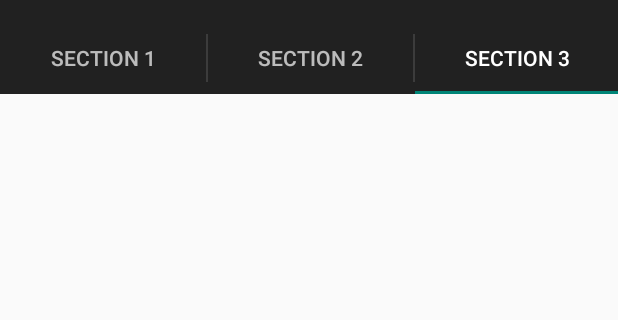
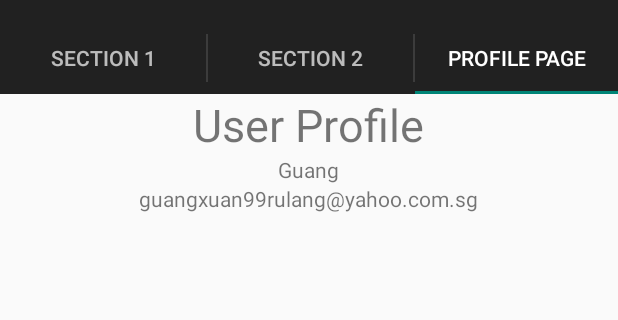
Before and after one commit to guangxuan/CEPNet, an Android app: the HomeActivity screen opened directly, with no data from a screen before it, tab 3 chosen, on a phone screen of 412 x 824 dp, the part 62-382 px from its top. Run offline under Robolectric (Android 15) with nearby library versions, the phone set to English and light mode, and no system bars; 2 statements that could not run were skipped.

Commit message:
Basic Profile Page

```diff
--- a/app/src/main/java/vintgug/cepnet/HomeActivity.java
+++ b/app/src/main/java/vintgug/cepnet/HomeActivity.java
@@ -142,6 +142,10 @@ public class HomeActivity extends ActionBarActivity implements ActionBar.TabList
         public Fragment getItem(int position) {
             // getItem is called to instantiate the fragment for the given page.
             // Return a PlaceholderFragment (defined as a static inner class below).
+            switch(position){
+                case 2:
+                    return ProfileFragment.newInstance();
+            }
             return PlaceholderFragment.newInstance(position + 1);
         }
 
--- /dev/null
+++ b/app/src/main/res/layout/fragment_profile.xml
@@ -0,0 +1,32 @@
+<FrameLayout xmlns:android="http://schemas.android.com/apk/res/android"
+             xmlns:tools="http://schemas.android.com/tools"
+             android:layout_width="match_parent"
+             android:layout_height="match_parent"
+             tools:context="vintgug.cepnet.ProfileFragment">
+    <LinearLayout
+        android:layout_width="match_parent"
+        android:layout_height="match_parent"
+        android:orientation="vertical"
+        >
+        <TextView
+            android:layout_width="wrap_content"
+            android:layout_height="wrap_content"
+            android:text="@string/profile_title"
+            android:textSize="30sp"
+            android:layout_gravity="center_horizontal"
+            />
+        <TextView
+            android:id="@+id/UsernameTextView"
+            android:layout_width="wrap_content"
+            android:layout_height="wrap_content"
+            android:text="Guang"
+            android:layout_gravity="center_horizontal"/>
+        <TextView
+            android:id="@+id/EmailTextView"
+            android:layout_width="wrap_content"
+            android:layout_height="wrap_content"
+            android:text="guangxuan99rulang@yahoo.com.sg"
+            android:layout_gravity="center_horizontal"/>
+    </LinearLayout>
+
+</FrameLayout>
--- a/app/src/main/res/values/strings.xml
+++ b/app/src/main/res/values/strings.xml
@@ -1,10 +1,9 @@
 <resources>
     <string name="app_name">CEPNet</string>
 
-
     <string name="title_section1">Section 1</string>
     <string name="title_section2">Section 2</string>
-    <string name="title_section3">Section 3</string>
+    <string name="title_section3">Profile Page</string>
     <string name="hello_world">Hello world!</string>
     <string name="action_settings">Settings</string>
     <string name="title_activity_signup">SignupActivity</string>
@@ -41,4 +40,5 @@
     <string name="password_label">password</string>
     <string name="email_label">email</string>
 
+    <string name="profile_title">User Profile</string>
 </resources>
```
Also changed, not shown: app/src/main/java/vintgug/cepnet/ProfileFragment.java (added, +57 -0 lines), 2 other files.
